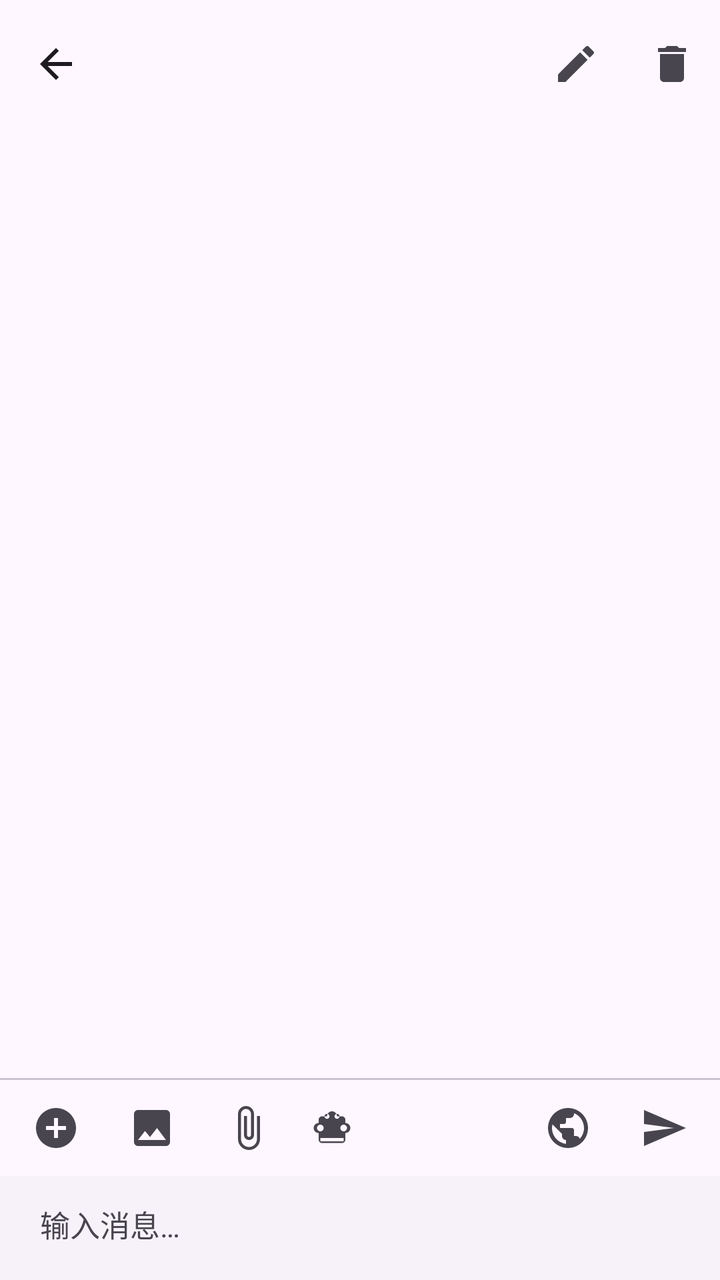
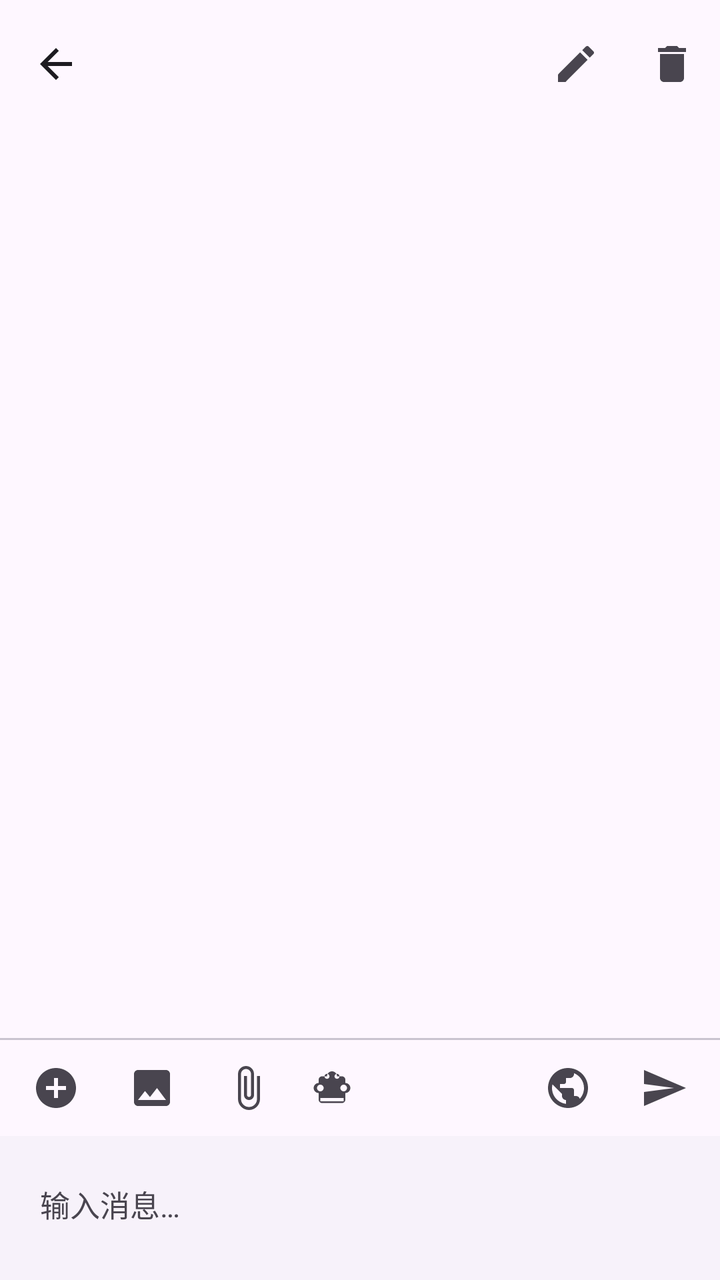

Before-and-after screenshots of an Android layout around one commit, followed by the original layout XML and the change that was made.
<!-- AndroidManifest.xml: application theme Theme.ChatBox -->
<!-- res/layout/activity_chat.xml -->
<?xml version="1.0" encoding="utf-8"?>
<LinearLayout xmlns:android="http://schemas.android.com/apk/res/android"
    xmlns:app="http://schemas.android.com/apk/res-auto"
    android:layout_width="match_parent"
    android:layout_height="match_parent"
    android:fitsSystemWindows="true"
    android:orientation="vertical">

    <com.google.android.material.appbar.MaterialToolbar
        android:id="@+id/toolbar"
        android:layout_width="match_parent"
        android:layout_height="?attr/actionBarSize"
        app:navigationIcon="@drawable/ic_arrow_back"
        app:menu="@menu/menu_chat" />

    <TextView
        android:id="@+id/tv_system_prompt"
        android:layout_width="match_parent"
        android:layout_height="wrap_content"
        android:background="?attr/colorSurfaceContainerLow"
        android:ellipsize="end"
        android:maxLines="2"
        android:paddingHorizontal="16dp"
        android:paddingVertical="8dp"
        android:textColor="?attr/colorOnSurfaceVariant"
        android:textSize="12sp"
        android:visibility="gone" />

    <androidx.recyclerview.widget.RecyclerView
        android:id="@+id/rv_messages"
        android:layout_width="match_parent"
        android:layout_height="0dp"
        android:layout_weight="1"
        android:clipToPadding="false"
        android:paddingHorizontal="8dp"
        android:paddingTop="8dp"
        android:paddingBottom="8dp" />

    <View
        android:layout_width="match_parent"
        android:layout_height="1dp"
        android:background="?attr/colorOutlineVariant" />

    <LinearLayout
        android:id="@+id/layout_toolbar"
        android:layout_width="match_parent"
        android:layout_height="48dp"
        android:gravity="center_vertical"
        android:orientation="horizontal"
        android:paddingHorizontal="4dp">

        <ImageButton
            android:id="@+id/btn_new_chat"
            android:layout_width="48dp"
            android:layout_height="48dp"
            android:background="?attr/selectableItemBackgroundBorderless"
            android:contentDescription="@string/btn_new_chat"
            android:scaleType="centerInside"
            android:src="@drawable/ic_add_circle" />

        <ImageButton
            android:id="@+id/btn_select_image"
            android:layout_width="48dp"
            android:layout_height="48dp"
            android:background="?attr/selectableItemBackgroundBorderless"
            android:contentDescription="@string/btn_select_image"
            android:scaleType="centerInside"
            android:src="@drawable/ic_image" />

        <ImageButton
            android:id="@+id/btn_select_file"
            android:layout_width="48dp"
            android:layout_height="48dp"
            android:background="?attr/selectableItemBackgroundBorderless"
            android:contentDescription="@string/btn_select_file"
            android:scaleType="centerInside"
            android:src="@drawable/ic_attach_file" />

        <LinearLayout
            android:id="@+id/btn_select_model"
            android:layout_width="0dp"
            android:layout_height="36dp"
            android:layout_weight="1"
            android:background="?attr/selectableItemBackground"
            android:gravity="center_vertical"
            android:orientation="horizontal"
            android:paddingHorizontal="8dp">

            <ImageView
                android:layout_width="20dp"
                android:layout_height="20dp"
                android:contentDescription="@string/btn_select_model"
                android:src="@drawable/ic_smart_toy" />

            <TextView
                android:id="@+id/tv_selected_model"
                android:layout_width="0dp"
                android:layout_height="wrap_content"
                android:layout_marginStart="4dp"
                android:layout_weight="1"
                android:ellipsize="middle"
                android:maxLines="1"
                android:textColor="?attr/colorOnSurfaceVariant"
                android:textSize="12sp" />

        </LinearLayout>

        <ImageButton
            android:id="@+id/btn_web_search"
            android:layout_width="48dp"
            android:layout_height="48dp"
            android:background="?attr/selectableItemBackgroundBorderless"
            android:contentDescription="@string/btn_web_search"
            android:scaleType="centerInside"
            android:src="@drawable/ic_public" />

        <ImageButton
            android:id="@+id/btn_send"
            android:layout_width="48dp"
            android:layout_height="48dp"
            android:background="?attr/selectableItemBackgroundBorderless"
            android:contentDescription="@string/btn_send"
            android:scaleType="centerInside"
            android:src="@drawable/ic_send" />

    </LinearLayout>

    <LinearLayout
        android:id="@+id/layout_input"
        android:layout_width="match_parent"
        android:layout_height="wrap_content"
        android:background="?attr/colorSurfaceContainerLow"
        android:orientation="vertical"
        android:paddingTop="4dp"
        android:paddingBottom="8dp">

        <LinearLayout
            android:id="@+id/layout_pending_status"
            android:layout_width="match_parent"
            android:layout_height="wrap_content"
            android:gravity="center_vertical"
            android:orientation="horizontal"
            android:paddingHorizontal="12dp"
            android:paddingBottom="4dp"
            android:visibility="gone">

            <ProgressBar
                android:layout_width="16dp"
                android:layout_height="16dp"
                android:indeterminate="true" />

            <TextView
                android:id="@+id/tv_pending_status"
                android:layout_width="wrap_content"
                android:layout_height="wrap_content"
                android:layout_marginStart="8dp"
                android:textColor="?attr/colorOnSurfaceVariant"
                android:textSize="12sp" />

        </LinearLayout>

        <LinearLayout
            android:layout_width="match_parent"
            android:layout_height="wrap_content"
            android:gravity="center_vertical"
            android:orientation="horizontal"
            android:paddingHorizontal="12dp">

            <com.google.android.material.textfield.TextInputEditText
                android:id="@+id/et_input"
                android:layout_width="0dp"
                android:layout_height="wrap_content"
                android:layout_weight="1"
                android:background="@android:color/transparent"
                android:hint="@string/hint_input_message"
                android:imeOptions="actionSend"
                android:importantForAutofill="no"
                android:inputType="textMultiLine"
                android:maxLines="5"
                android:minHeight="40dp"
                android:paddingHorizontal="8dp"
                android:textColor="?attr/colorOnSurface"
                android:textColorHint="?attr/colorOnSurfaceVariant"
                android:textSize="15sp" />

        </LinearLayout>
    </LinearLayout>

</LinearLayout>
<!-- resources referenced by this layout -->
<resources>
  <!-- drawable ic_add_circle (drawable) -->
  <vector xmlns:android="http://schemas.android.com/apk/res/android"
      android:width="24dp"
      android:height="24dp"
      android:viewportWidth="24"
      android:viewportHeight="24">
      <path
          android:fillColor="?attr/colorOnSurfaceVariant"
          android:pathData="M12,2C6.48,2 2,6.48 2,12s4.48,10 10,10 10,-4.48 10,-10S17.52,2 12,2zM17,13h-4v4h-2v-4H7v-2h4V7h2v4h4v2z" />
  </vector>
  <!-- drawable ic_arrow_back (drawable) -->
  <vector xmlns:android="http://schemas.android.com/apk/res/android"
      android:width="24dp"
      android:height="24dp"
      android:viewportWidth="24"
      android:viewportHeight="24">
      <path
          android:fillColor="?attr/colorOnSurface"
          android:pathData="M20,11H7.83l5.59,-5.59L12,4l-8,8 8,8 1.41,-1.41L7.83,13H20v-2z" />
  </vector>
  <!-- drawable ic_attach_file (drawable) -->
  <vector xmlns:android="http://schemas.android.com/apk/res/android"
      android:width="24dp"
      android:height="24dp"
      android:viewportWidth="24"
      android:viewportHeight="24">
      <path
          android:fillColor="?attr/colorOnSurfaceVariant"
          android:pathData="M16.5,6v11.5c0,2.21 -1.79,4 -4,4s-4,-1.79 -4,-4V5c0,-1.38 1.12,-2.5 2.5,-2.5s2.5,1.12 2.5,2.5v10.5c0,0.55 -0.45,1 -1,1s-1,-0.45 -1,-1V6H10v9.5c0,1.38 1.12,2.5 2.5,2.5s2.5,-1.12 2.5,-2.5V5c0,-2.21 -1.79,-4 -4,-4S7,2.79 7,5v12.5c0,3.04 2.46,5.5 5.5,5.5s5.5,-2.46 5.5,-5.5V6h-1.5z" />
  </vector>
  <!-- drawable ic_image (drawable) -->
  <vector xmlns:android="http://schemas.android.com/apk/res/android"
      android:width="24dp"
      android:height="24dp"
      android:viewportWidth="24"
      android:viewportHeight="24">
      <path
          android:fillColor="?attr/colorOnSurfaceVariant"
          android:pathData="M21,19V5c0,-1.1 -0.9,-2 -2,-2H5c-1.1,0 -2,0.9 -2,2v14c0,1.1 0.9,2 2,2h14c1.1,0 2,-0.9 2,-2zM8.5,13.5l2.5,3.01L14.5,12l4.5,6H5l3.5,-4.5z" />
  </vector>
  <!-- drawable ic_send (drawable) -->
  <vector xmlns:android="http://schemas.android.com/apk/res/android"
      android:width="24dp"
      android:height="24dp"
      android:viewportWidth="24"
      android:viewportHeight="24">
      <path
          android:fillColor="?attr/colorOnSurfaceVariant"
          android:pathData="M2.01,21L23,12 2.01,3 2,10l15,2 -15,2z" />
  </vector>
  <string name="btn_new_chat">新建会话</string>
  <string name="btn_select_file">选择文件</string>
  <string name="btn_select_image">选择图片</string>
  <string name="btn_select_model">选择模型</string>
  <string name="btn_send">发送</string>
  <string name="btn_web_search">联网搜索</string>
  <string name="hint_input_message">输入消息…</string>
  <color name="md_primary">#6750A4</color>
  <color name="md_on_primary">#FFFFFF</color>
  <color name="md_primary_container">#EADDFF</color>
  <color name="md_on_primary_container">#21005D</color>
  <color name="md_secondary">#625B71</color>
  <color name="md_on_secondary">#FFFFFF</color>
  <color name="md_secondary_container">#E8DEF8</color>
  <color name="md_on_secondary_container">#1D192B</color>
  <color name="md_tertiary">#7D5260</color>
  <color name="md_on_tertiary">#FFFFFF</color>
  <color name="md_tertiary_container">#FFD8E4</color>
  <color name="md_on_tertiary_container">#31111D</color>
  <color name="md_error">#B3261E</color>
  <color name="md_on_error">#FFFFFF</color>
  <color name="md_error_container">#F9DEDC</color>
  <color name="md_on_error_container">#410E0B</color>
  <color name="md_background">#FEF7FF</color>
  <color name="md_on_background">#1D1B20</color>
  <color name="md_surface">#FEF7FF</color>
  <color name="md_on_surface">#1D1B20</color>
  <color name="md_surface_variant">#E7E0EC</color>
  <color name="md_on_surface_variant">#49454F</color>
  <color name="md_outline">#79747E</color>
  <color name="md_outline_variant">#CAC4D0</color>
  <color name="md_inverse_surface">#322F35</color>
  <color name="md_inverse_on_surface">#F5EFF7</color>
  <!-- unchanged entries left out for length: 3 -->
</resources>

<!-- the commit's change to res/layout/activity_chat.xml (unified diff, before → after) -->
@@ -177,7 +177,7 @@
                 android:importantForAutofill="no"
                 android:inputType="textMultiLine"
                 android:maxLines="5"
-                android:minHeight="40dp"
+                android:minHeight="60dp"
                 android:paddingHorizontal="8dp"
                 android:textColor="?attr/colorOnSurface"
                 android:textColorHint="?attr/colorOnSurfaceVariant"
